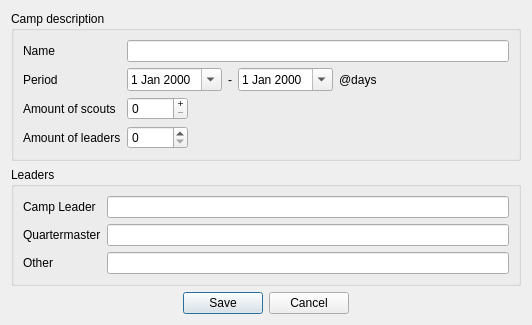
Before: the Qt Designer form src/ui/CampSettingsDialog.ui in wnt-zhp/zarlock-cpp, drawn with Qt 5.
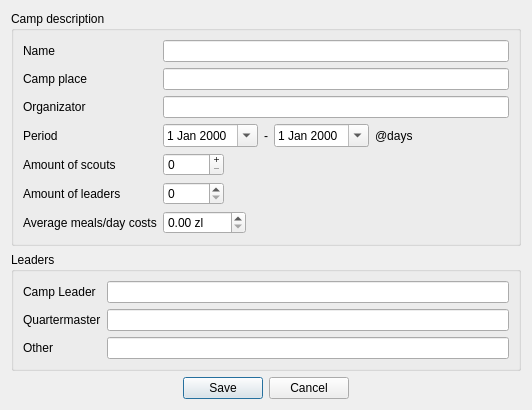
After: the same form once the commit is applied.

Commit message: Daily meal reports - basic functionality

```diff
--- a/src/ui/CampSettingsDialog.ui
+++ b/src/ui/CampSettingsDialog.ui
@@ -7,7 +7,7 @@
     <x>0</x>
     <y>0</y>
     <width>532</width>
-    <height>314</height>
+    <height>360</height>
    </rect>
   </property>
   <property name="windowTitle">
@@ -40,14 +40,42 @@
         </property>
        </widget>
       </item>
+      <item row="1" column="0">
+       <widget class="QLabel" name="label_place">
+        <property name="text">
+         <string>Camp place</string>
+        </property>
+       </widget>
+      </item>
+      <item row="1" column="1">
+       <widget class="QLineEdit" name="edit_place">
+        <property name="maxLength">
+         <number>64</number>
+        </property>
+       </widget>
+      </item>
       <item row="2" column="0">
+       <widget class="QLabel" name="label_org">
+        <property name="text">
+         <string>Organizator</string>
+        </property>
+       </widget>
+      </item>
+      <item row="2" column="1">
+       <widget class="QLineEdit" name="edit_org">
+        <property name="maxLength">
+         <number>64</number>
+        </property>
+       </widget>
+      </item>
+      <item row="3" column="0">
        <widget class="QLabel" name="label_period">
         <property name="text">
          <string>Period</string>
         </property>
        </widget>
       </item>
-      <item row="2" column="1">
+      <item row="3" column="1">
        <layout class="QHBoxLayout" name="horizontalLayout_2">
         <item>
          <widget class="QDateEdit" name="period_start">
@@ -86,6 +114,16 @@
         </property>
        </widget>
       </item>
+      <item row="4" column="1">
+       <widget class="QSpinBox" name="spin_scouts">
+        <property name="buttonSymbols">
+         <enum>QAbstractSpinBox::PlusMinus</enum>
+        </property>
+        <property name="maximum">
+         <number>99999</number>
+        </property>
+       </widget>
+      </item>
       <item row="5" column="0">
        <widget class="QLabel" name="label_participants">
         <property name="text">
@@ -100,13 +138,20 @@
         </property>
        </widget>
       </item>
-      <item row="4" column="1">
-       <widget class="QSpinBox" name="spin_scouts">
-        <property name="buttonSymbols">
-         <enum>QAbstractSpinBox::PlusMinus</enum>
+      <item row="6" column="0">
+       <widget class="QLabel" name="label_avgcosts">
+        <property name="text">
+         <string>Average meals/day costs</string>
+        </property>
+       </widget>
+      </item>
+      <item row="6" column="1">
+       <widget class="QDoubleSpinBox" name="spin_avgcosts">
+        <property name="suffix">
+         <string> zl</string>
         </property>
         <property name="maximum">
-         <number>99999</number>
+         <double>9999.000000000000000</double>
         </property>
        </widget>
       </item>
```
Left out of the diff: 4 changed lines with no effect on the pictures. The commit also changes 9 other files.
